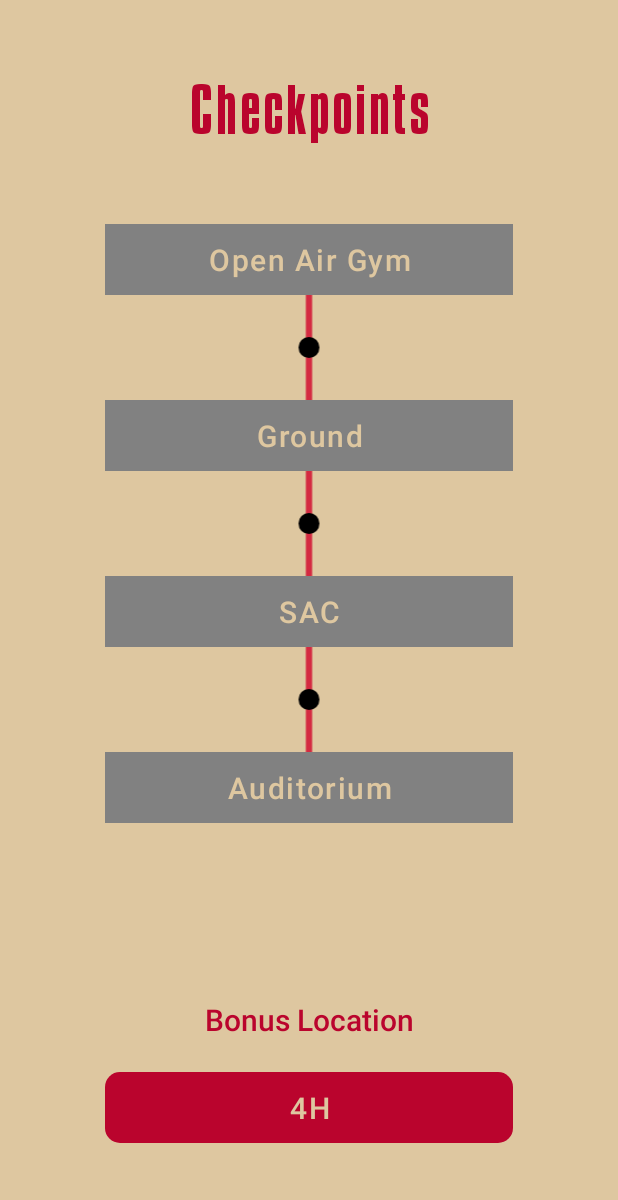
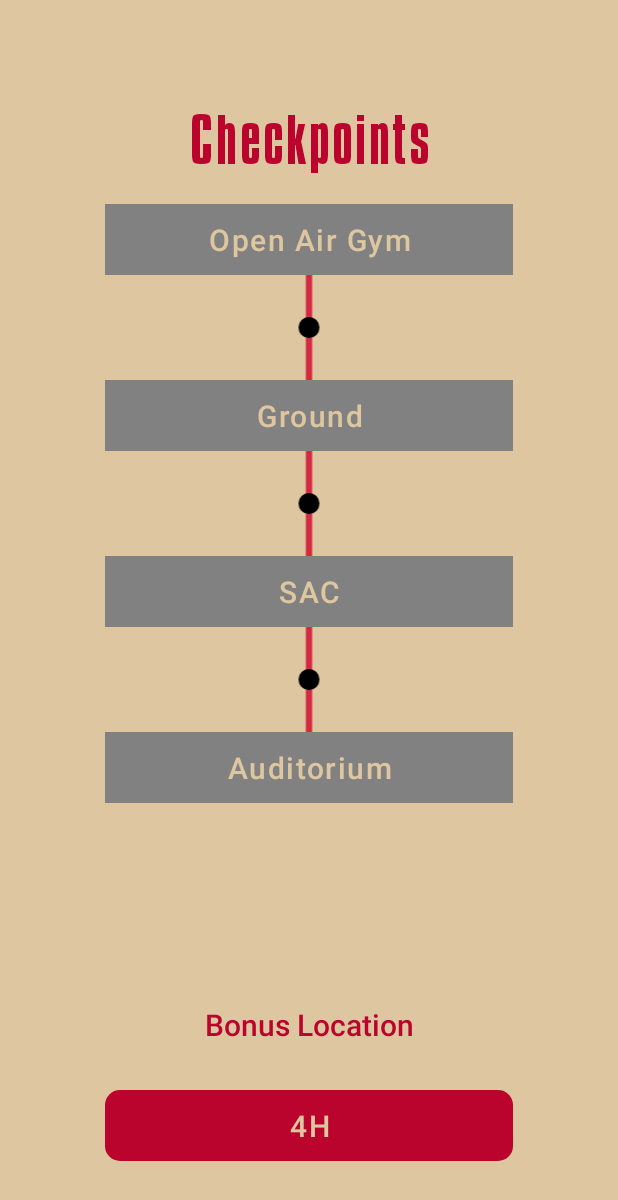
Before and after one commit to vishal2376/treasure-hunt, an Android app: the ProgressActivity screen opened directly, with no data from a screen before it, on a phone screen of 412 x 824 dp. Shown: the top 1200 px of the screen. Run offline under Robolectric (Android 15) with nearby library versions, the phone set to English and light mode, and no system bars.

Commit message:
update UI : improve layout margins and rounded grey corners

```diff
--- a/app/src/main/res/layout/activity_main.xml
+++ b/app/src/main/res/layout/activity_main.xml
@@ -13,7 +13,6 @@
         android:layout_height="250dp"
         android:src="@drawable/money_heist_all_characters"
         app:layout_constraintBottom_toTopOf="@id/layoutUserInput"
-
         app:layout_constraintEnd_toEndOf="parent"
         app:layout_constraintStart_toStartOf="parent"
         app:layout_constraintTop_toBottomOf="@id/text_presents" />
--- a/app/src/main/res/layout/activity_progress.xml
+++ b/app/src/main/res/layout/activity_progress.xml
@@ -11,7 +11,7 @@
         android:id="@+id/text_checkpoints"
         android:layout_width="wrap_content"
         android:layout_height="wrap_content"
-        android:layout_marginTop="50dp"
+        android:layout_marginTop="70dp"
         android:fontFamily="@font/lacasa"
         android:letterSpacing="0.05"
         android:text="@string/checkpoints"
@@ -25,7 +25,7 @@
         android:id="@+id/rvProgress"
         android:layout_width="match_parent"
         android:layout_height="wrap_content"
-        android:layout_marginTop="50dp"
+        app:layout_constraintBottom_toTopOf="@+id/text_bonus"
         app:layout_constraintEnd_toEndOf="parent"
         app:layout_constraintStart_toStartOf="parent"
         app:layout_constraintTop_toBottomOf="@+id/text_checkpoints" />
@@ -35,13 +35,14 @@
         android:id="@+id/text_bonus"
         android:layout_width="wrap_content"
         android:layout_height="wrap_content"
+        android:layout_marginBottom="30dp"
         android:fontFamily="@font/roboto"
         android:text="@string/bonus_location"
         android:textColor="@color/colorRedDark"
         android:textSize="20dp"
+        app:layout_constraintBottom_toTopOf="@+id/tvLocationName"
         app:layout_constraintEnd_toEndOf="parent"
-        app:layout_constraintStart_toStartOf="parent"
-        app:layout_constraintTop_toBottomOf="@+id/rvProgress" />
+        app:layout_constraintStart_toStartOf="parent" />
 
 
     <TextView
@@ -49,7 +50,7 @@
         android:layout_width="match_parent"
         android:layout_height="wrap_content"
         android:layout_marginHorizontal="70dp"
-        android:layout_marginTop="21dp"
+        android:layout_marginBottom="50dp"
         android:background="@drawable/round_box_red"
         android:fontFamily="@font/roboto"
         android:letterSpacing="0.05"
@@ -58,7 +59,7 @@
         android:textAlignment="center"
         android:textColor="@color/colorSkin"
         android:textSize="20sp"
-        app:layout_constraintTop_toBottomOf="@+id/text_bonus"
+        app:layout_constraintBottom_toBottomOf="parent"
         tools:layout_editor_absoluteX="10dp" />
 
 
```
Also changed, not shown: app/src/main/res/drawable/round_box_grey.xml (added, +8 -0 lines).
